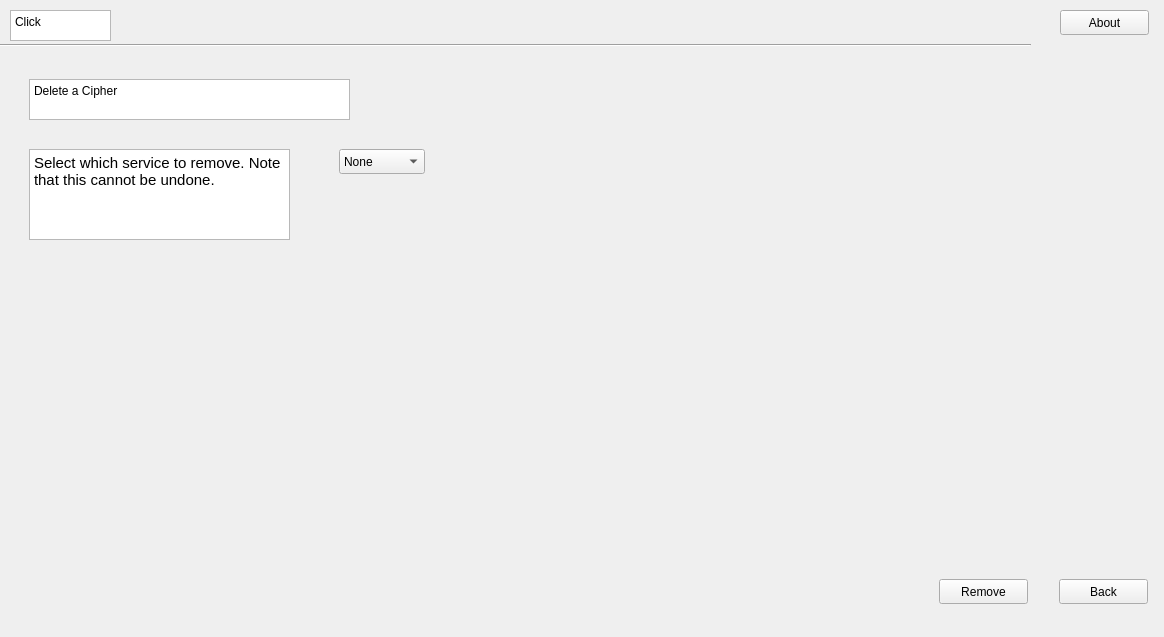
Above: mainwindow.ui from PhiJam1/Click before the change. Below: the same form after it.
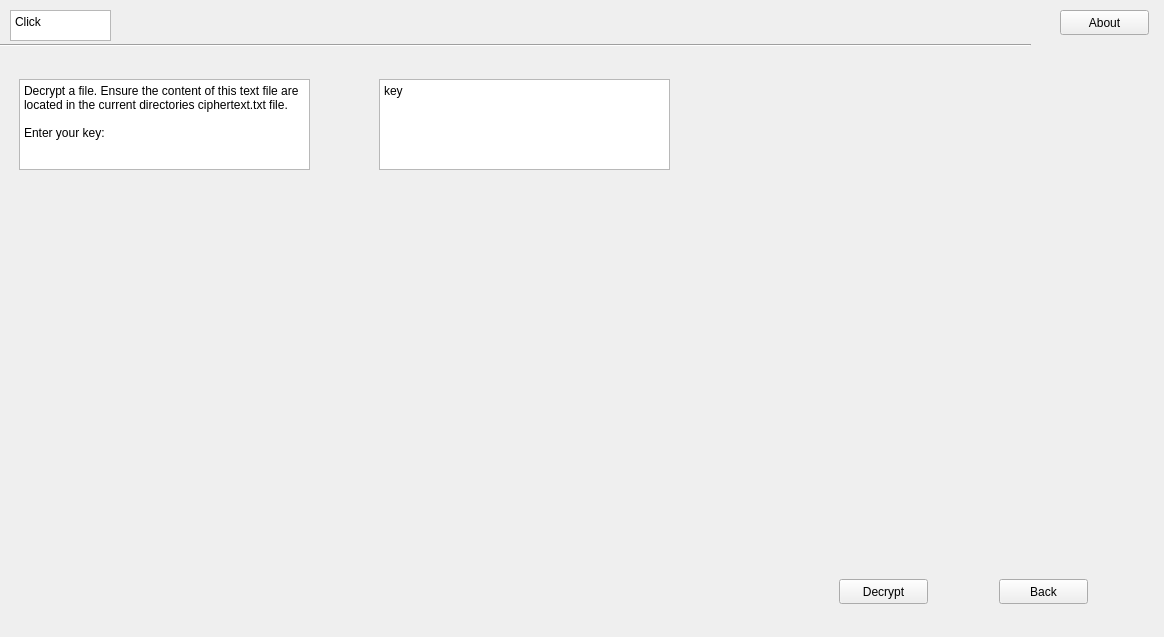
That is the form after the change.

The edit to the form file:
```diff
--- a/mainwindow.ui
+++ b/mainwindow.ui
@@ -27,7 +27,7 @@
      </rect>
     </property>
     <property name="currentIndex">
-     <number>5</number>
+     <number>7</number>
     </property>
     <widget class="QWidget" name="SignUpPage">
      <widget class="QGroupBox" name="SignUpBox">
@@ -827,8 +827,8 @@
        <rect>
         <x>330</x>
         <y>90</y>
-        <width>86</width>
-        <height>25</height>
+        <width>121</width>
+        <height>51</height>
        </rect>
       </property>
       <item>
@@ -897,6 +897,124 @@
       </property>
      </widget>
     </widget>
+    <widget class="QWidget" name="page_4">
+     <widget class="QPlainTextEdit" name="EncryptFileDesc">
+      <property name="geometry">
+       <rect>
+        <x>20</x>
+        <y>20</y>
+        <width>291</width>
+        <height>91</height>
+       </rect>
+      </property>
+      <property name="readOnly">
+       <bool>true</bool>
+      </property>
+      <property name="plainText">
+       <string>Encrypt a file. Ensure the content of this text file are located in the current directories plaintext.txt file.
+
+Enter your key:</string>
+      </property>
+     </widget>
+     <widget class="QPlainTextEdit" name="EncryptFileKey">
+      <property name="geometry">
+       <rect>
+        <x>360</x>
+        <y>20</y>
+        <width>291</width>
+        <height>91</height>
+       </rect>
+      </property>
+      <property name="plainText">
+       <string>key</string>
+      </property>
+     </widget>
+     <widget class="QPushButton" name="EncryptFileBTN_2">
+      <property name="geometry">
+       <rect>
+        <x>860</x>
+        <y>520</y>
+        <width>89</width>
+        <height>25</height>
+       </rect>
+      </property>
+      <property name="text">
+       <string>Encrypt</string>
+      </property>
+     </widget>
+     <widget class="QPushButton" name="EncryptFileBack">
+      <property name="geometry">
+       <rect>
+        <x>990</x>
+        <y>520</y>
+        <width>89</width>
+        <height>25</height>
+       </rect>
+      </property>
+      <property name="text">
+       <string>Back</string>
+      </property>
+     </widget>
+    </widget>
+    <widget class="QWidget" name="page_5">
+     <widget class="QPlainTextEdit" name="DecryptDesc">
+      <property name="geometry">
+       <rect>
+        <x>10</x>
+        <y>20</y>
+        <width>291</width>
+        <height>91</height>
+       </rect>
+      </property>
+      <property name="readOnly">
+       <bool>true</bool>
+      </property>
+      <property name="plainText">
+       <string>Decrypt a file. Ensure the content of this text file are located in the current directories ciphertext.txt file.
+
+Enter your key:</string>
+      </property>
+     </widget>
+     <widget class="QPlainTextEdit" name="DecryptKey">
+      <property name="geometry">
+       <rect>
+        <x>370</x>
+        <y>20</y>
+        <width>291</width>
+        <height>91</height>
+       </rect>
+      </property>
+      <property name="plainText">
+       <string>key</string>
+      </property>
+     </widget>
+     <widget class="QPushButton" name="DecryptDecryptBTN">
+      <property name="geometry">
+       <rect>
+        <x>830</x>
+        <y>520</y>
+        <width>89</width>
+        <height>25</height>
+       </rect>
+      </property>
+      <property name="text">
+       <string>Decrypt</string>
+      </property>
+     </widget>
+     <widget class="QPushButton" name="DecryptBackBTN">
+      <property name="geometry">
+       <rect>
+        <x>990</x>
+        <y>520</y>
+        <width>89</width>
+        <height>25</height>
+       </rect>
+      </property>
+      <property name="text">
+       <string>Back</string>
+      </property>
+     </widget>
+    </widget>
    </widget>
    <widget class="QPlainTextEdit" name="LogoBannerTXT">
     <property name="geometry">
```
Left out of the diff: 4 changed lines with no effect on the pictures.
